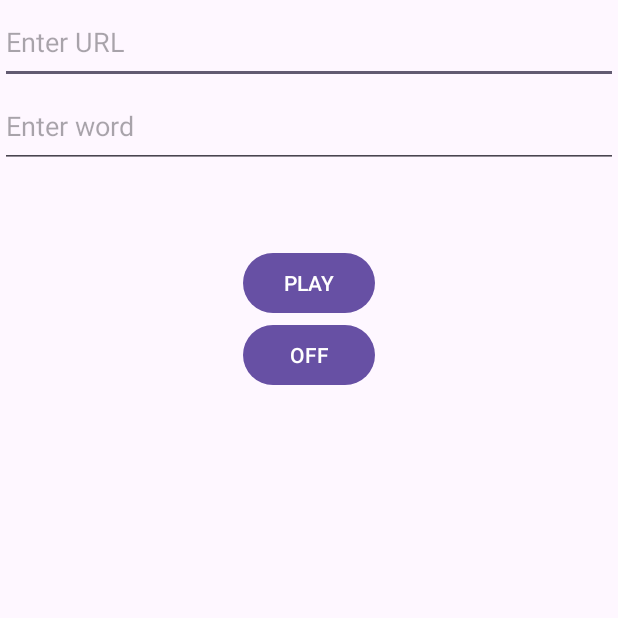
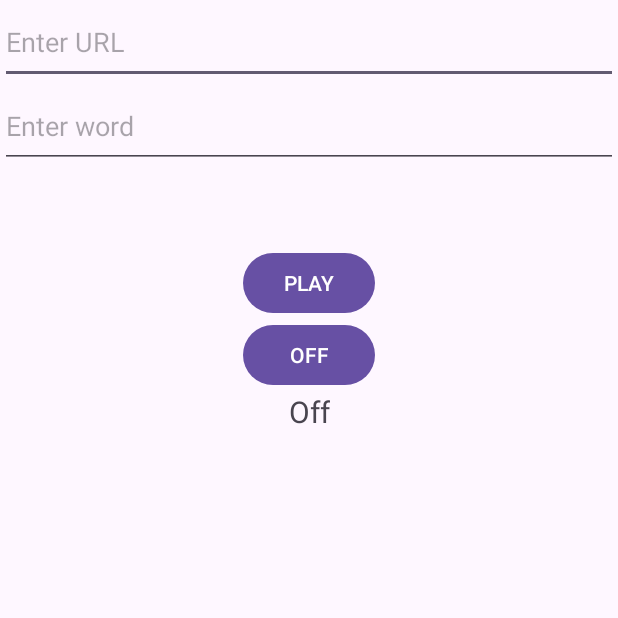
Before and after one commit to AlesandroQG/PROMWebChecker, an Android app: the screen it shows after launch (MainActivity), on a phone screen of 412 x 824 dp, the top half of it. Run offline under Robolectric (Android 15) with nearby library versions, the phone set to English and light mode, and no system bars.

Commit message:
fin actividad

```diff
--- a/app/build.gradle.kts
+++ b/app/build.gradle.kts
@@ -5,11 +5,11 @@ plugins {
 
 android {
     namespace = "com.alesandro.webchecker"
-    compileSdk = 34
+    compileSdk = 35
 
     defaultConfig {
         applicationId = "com.alesandro.webchecker"
-        minSdk = 24
+        minSdk = 26
         targetSdk = 34
         versionCode = 1
         versionName = "1.0"
--- a/app/src/main/java/com/alesandro/webchecker/MainActivity.kt
+++ b/app/src/main/java/com/alesandro/webchecker/MainActivity.kt
@@ -1,17 +1,25 @@
 package com.alesandro.webchecker
 
 import android.Manifest
+import android.content.BroadcastReceiver
+import android.content.Context
+import android.content.Intent
+import android.content.IntentFilter
 import android.content.pm.PackageManager
 import android.os.Build
 import android.os.Bundle
 import android.text.Editable
 import android.text.TextWatcher
+import android.util.Log
 import android.widget.Button
 import android.widget.EditText
+import android.widget.TextView
 import android.widget.Toast
 import androidx.appcompat.app.AppCompatActivity
 import androidx.core.app.ActivityCompat
 import androidx.core.content.ContextCompat
+import androidx.localbroadcastmanager.content.LocalBroadcastManager
+import androidx.recyclerview.widget.DefaultItemAnimator
 import androidx.recyclerview.widget.LinearLayoutManager
 import androidx.recyclerview.widget.RecyclerView
 import androidx.work.PeriodicWorkRequestBuilder
@@ -33,6 +41,7 @@ class MainActivity : AppCompatActivity() {
     private lateinit var db: ResultadoDatabaseHelper
     private lateinit var resultadoList: MutableList<Resultado>
     private lateinit var resultadoAdapter: ResultadoAdapter
+    private lateinit var tvStatus: TextView
 
     /**
      * Función que se ejecuta al iniciar la aplicación
@@ -48,18 +57,27 @@ class MainActivity : AppCompatActivity() {
             }
         }
         db = ResultadoDatabaseHelper(this)
+        tvStatus = findViewById(R.id.tvStatus)
+        if (semaforo == "V") {
+            tvStatus.text = "On"
+        } else {
+            tvStatus.text = "Off"
+        }
         lista = findViewById(R.id.lista)
         resultadoList = db.getAllResultados()
         lista.layoutManager = LinearLayoutManager(this)
         resultadoAdapter = ResultadoAdapter(resultadoList) { resultado ->
             deleteResultado(resultado)
         }
+        lista.adapter = resultadoAdapter
+        lista.itemAnimator = DefaultItemAnimator()
         val urlField = findViewById<EditText>(R.id.etUrl)
         val palabraField = findViewById<EditText>(R.id.etWord)
         val btnPlay = findViewById<Button>(R.id.btnPlay)
         val btnStop = findViewById<Button>(R.id.btnOff)
         btnPlay.setOnClickListener {
             this.semaforo = "V"
+            tvStatus.text = "On"
             val sharedPreferences = getSharedPreferences("WebCheckerPrefs", MODE_PRIVATE)
             sharedPreferences.edit().putString("semaforo", semaforo).apply()
             WorkManager.getInstance(this).cancelAllWorkByTag(this.workTag)
@@ -73,16 +91,25 @@ class MainActivity : AppCompatActivity() {
 
             // Guardar el ID del trabajo en ejecución
             this.workId = workRequest.id
+
+            val workManager = WorkManager.getInstance(this)
+            workManager.getWorkInfoByIdLiveData(workRequest.id).observe(this) { workInfo ->
+                if (workInfo != null && workInfo.state == WorkInfo.State.SUCCEEDED) {
+                    // Update the list with new results from the database
+                    resultadoList.clear()
+                    resultadoList.addAll(db.getAllResultados())
+                    resultadoAdapter.notifyDataSetChanged()
+                }
+            }
         }// Listener para el botón "Stop"
         btnStop.setOnClickListener {
             println("Pulso boton stop")
             this.semaforo="R"
+            tvStatus.text = "Off"
             val sharedPreferences = getSharedPreferences("WebCheckerPrefs", MODE_PRIVATE)
             sharedPreferences.edit().putString("semaforo", semaforo).apply()
-
             stopWork()
         }
-
         // Listener para capturar cambios en el campo de texto de la URL
         urlField.addTextChangedListener(object : TextWatcher {
             override fun beforeTextChanged(s: CharSequence?, start: Int, count: Int, after: Int) {
@@ -100,7 +127,6 @@ class MainActivity : AppCompatActivity() {
                 println("URL ingresada: $url")
             }
         })
-
         // Listener para capturar cambios en el campo de texto de la palabra clave
         palabraField.addTextChangedListener(object : TextWatcher {
             override fun beforeTextChanged(s: CharSequence?, start: Int, count: Int, after: Int) {
@@ -156,4 +182,33 @@ class MainActivity : AppCompatActivity() {
             Toast.makeText(this, "No se ha podido eliminar ese resultado", Toast.LENGTH_SHORT).show()
         }
     }
+
+    /**
+     * Variable para la detección de actualizaciones de WebCheckerWorker
+     */
+    private val resultUpdateReceiver = object : BroadcastReceiver() {
+        override fun onReceive(context: Context?, intent: Intent?) {
+            // Update RecyclerView when a new result is added
+            resultadoList.clear()
+            resultadoList.addAll(db.getAllResultados())
+            resultadoAdapter.notifyDataSetChanged()
+        }
+    }
+
+    /**
+     * Función que inicia la detección de actualizaciones de WebCheckerWorker
+     */
+    override fun onStart() {
+        super.onStart()
+        val filter = IntentFilter("com.alesandro.webchecker.RESULT_UPDATED")
+        LocalBroadcastManager.getInstance(this).registerReceiver(resultUpdateReceiver, filter)
+    }
+
+    /**
+     * Función que para la detección de actualizaciones de WebCheckerWorker
+     */
+    override fun onStop() {
+        super.onStop()
+        LocalBroadcastManager.getInstance(this).unregisterReceiver(resultUpdateReceiver)
+    }
 }
--- a/app/src/main/java/com/alesandro/webchecker/ResultadoDatabaseHelper.kt
+++ b/app/src/main/java/com/alesandro/webchecker/ResultadoDatabaseHelper.kt
@@ -30,7 +30,7 @@ class ResultadoDatabaseHelper(context: Context) :
             "CREATE TABLE $TABLE_NAME (" +
                     "$COLUMN_ID INTEGER PRIMARY KEY, " +
                     "$COLUMN_URL TEXT, " +
-                    "$COLUMN_RESULTADO TEXT"
+                    "$COLUMN_RESULTADO TEXT)"
         db?.execSQL(createTableQuery)
     }
 
--- a/app/src/main/res/layout/activity_main.xml
+++ b/app/src/main/res/layout/activity_main.xml
@@ -13,7 +13,7 @@
         android:layout_height="56sp"
         android:layout_weight="1"
         android:hint="Enter URL"
-        android:inputType="text"
+        android:inputType="text|textUri"
         app:layout_constraintBottom_toTopOf="@id/etWord"
         app:layout_constraintEnd_toEndOf="parent"
         app:layout_constraintStart_toStartOf="parent"
@@ -62,6 +62,17 @@
         app:layout_constraintTop_toBottomOf="@id/btnPlay"
         tools:ignore="HardcodedText" />
 
+    <TextView
+        android:id="@+id/tvStatus"
+        android:layout_width="wrap_content"
+        android:layout_height="wrap_content"
+        android:text="Off"
+        android:textSize="20sp"
+        app:layout_constraintEnd_toEndOf="parent"
+        app:layout_constraintStart_toStartOf="parent"
+        app:layout_constraintTop_toBottomOf="@id/btnOff"
+        tools:ignore="HardcodedText" />
+
     <androidx.constraintlayout.widget.Guideline
         android:id="@+id/guideline2"
         android:layout_width="wrap_content"
```
Also changed, not shown: app/src/main/java/com/alesandro/webchecker/WebCheckerWorker.kt (+9 -0 lines).
